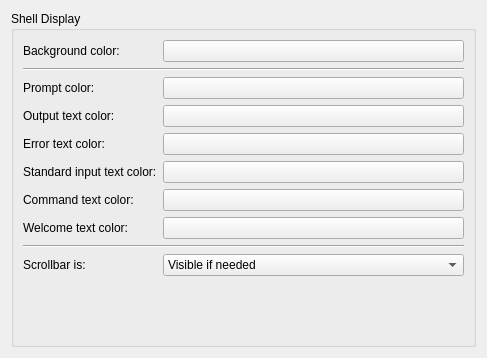
Qt form Base/QTGUI/Resources/UI/qSlicerSettingsPythonPanel.ui (Slicer/SlicerGitSVNArchive) before a commit.
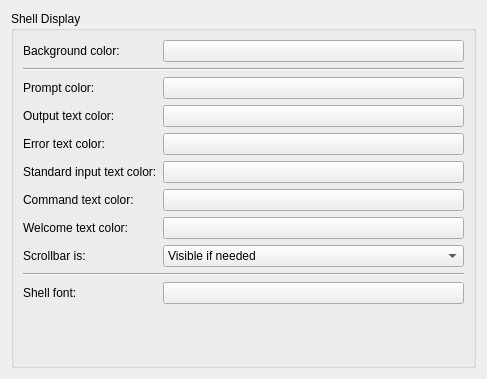
The same form after that commit. Custom widgets are drawn as their Qt base class.

Commit message:
ENH: Adds ability to dynamically change python shell font size/family
See http://www.na-mic.org/Bug/view.php?id=1829

Closes #1829

```diff
--- a/Base/QTGUI/Resources/UI/qSlicerSettingsPythonPanel.ui
+++ b/Base/QTGUI/Resources/UI/qSlicerSettingsPythonPanel.ui
@@ -7,7 +7,7 @@
     <x>0</x>
     <y>0</y>
     <width>487</width>
-    <height>358</height>
+    <height>379</height>
    </rect>
   </property>
   <property name="windowTitle">
@@ -23,6 +23,9 @@
       <bool>true</bool>
      </property>
      <layout class="QFormLayout" name="formLayout">
+      <property name="fieldGrowthPolicy">
+       <enum>QFormLayout::AllNonFixedFieldsGrow</enum>
+      </property>
       <item row="0" column="0">
        <widget class="QLabel" name="BackgroundColorLabel">
         <property name="text">
@@ -104,21 +107,21 @@
       <item row="7" column="1">
        <widget class="ctkColorPickerButton" name="WelcomeTextColorPicker"/>
       </item>
-      <item row="8" column="0" colspan="2">
+      <item row="9" column="0" colspan="2">
        <widget class="Line" name="ShellDisplaySecondLine">
         <property name="orientation">
          <enum>Qt::Horizontal</enum>
         </property>
        </widget>
       </item>
-      <item row="9" column="0">
+      <item row="8" column="0">
        <widget class="QLabel" name="ScrollBarPolicyLabel">
         <property name="text">
          <string>Scrollbar is:</string>
         </property>
        </widget>
       </item>
-      <item row="9" column="1">
+      <item row="8" column="1">
        <widget class="QComboBox" name="ScrollBarPolicyComboBox">
         <item>
          <property name="text">
@@ -137,6 +140,20 @@
         </item>
        </widget>
       </item>
+      <item row="10" column="0">
+       <widget class="QLabel" name="PromptFontLabel">
+        <property name="text">
+         <string>Shell font:</string>
+        </property>
+       </widget>
+      </item>
+      <item row="10" column="1">
+       <widget class="ctkFontButton" name="pythonFontButton">
+        <property name="text">
+         <string/>
+        </property>
+       </widget>
+      </item>
      </layout>
     </widget>
    </item>
@@ -154,6 +171,11 @@
    <header>ctkSettingsPanel.h</header>
    <container>1</container>
   </customwidget>
+  <customwidget>
+   <class>ctkFontButton</class>
+   <extends>QPushButton</extends>
+   <header>ctkFontButton.h</header>
+  </customwidget>
  </customwidgets>
  <resources/>
  <connections/>
```
Left out of the diff: 6 changed lines with no effect on the pictures. The commit also changes 4 other files.
